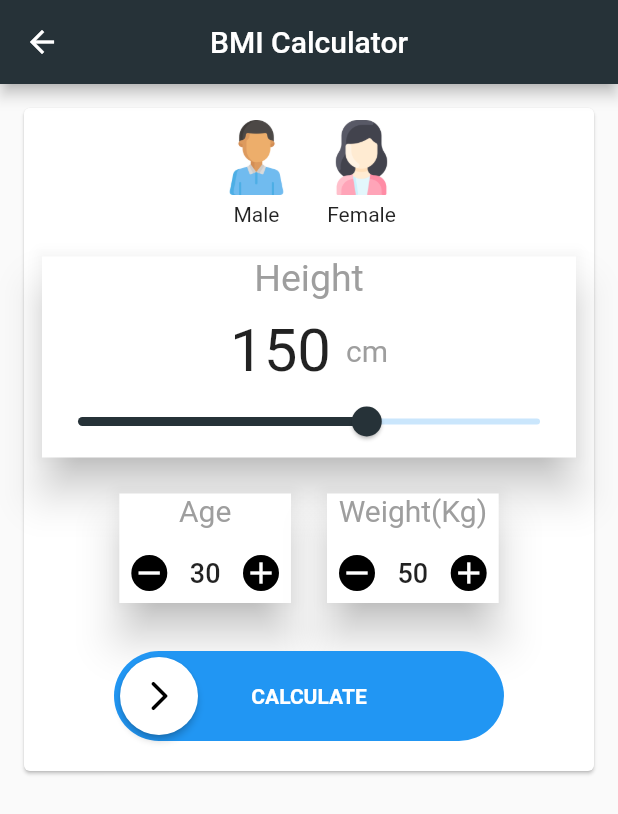
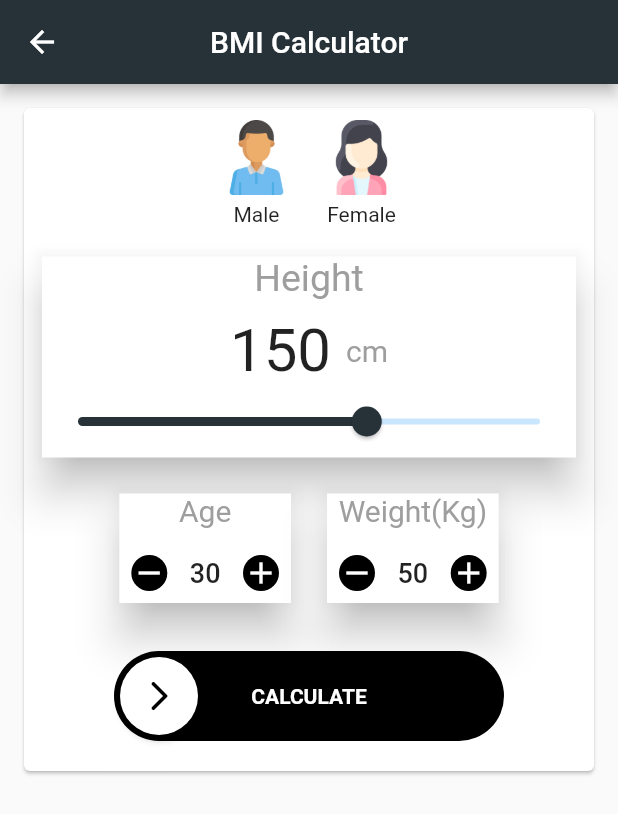
Before and after one commit to abdulmalikalomayri/fitnessapp, a Flutter app: the BmiScreen screen opened directly, on a phone screen of 412 x 824 dp. Shown: the top 814 px of the screen. Run offline on Flutter 3.47's test engine with Material 2 defaults, Android fonts, the phone set to English and light mode, and no system bars; drawn by our look-alikes of swipeable_button_view; our stand-ins replace font_awesome_flutter, page_transition, share_plus; missing offline and left inert: flutter_3d_choice_chip, pretty_gauge.

Commit message:
fix BMI share button

```diff
--- a/lib/bmi/bmi_screen.dart
+++ b/lib/bmi/bmi_screen.dart
@@ -100,7 +100,7 @@ class _BmiScreenState extends State<BmiScreen> {
                             });
                           });
                         },
-                        activeColor: Colors.blue,
+                        activeColor: Colors.black,
                         buttonWidget: const Icon(
                           Icons.arrow_forward_ios_rounded,
                           color: Colors.black,
--- a/lib/bmi/score_screen.dart
+++ b/lib/bmi/score_screen.dart
@@ -79,7 +79,7 @@ class ScoreScreen extends StatelessWidget {
                             },
                             style: ElevatedButton.styleFrom(
                               backgroundColor: Colors.blueGrey[900],
-                              fixedSize: Size(450, 60),
+                              fixedSize: Size(300, 30),
                             ),
                             child: const Text("Re-calculate")
                             ),
@@ -87,7 +87,7 @@ class ScoreScreen extends StatelessWidget {
                           width: 10,
                         ),
                         const SizedBox(
-                      height: 20,
+                      height: 10,
                     ),
                         ElevatedButton(
                             onPressed: () {
@@ -95,7 +95,7 @@ class ScoreScreen extends StatelessWidget {
                                   "Your BMI is ${bmiScore.toStringAsFixed(1)} at age $age");
                             },
                             style: ElevatedButton.styleFrom(
-                              fixedSize: Size(450, 60),
+                              fixedSize: Size(300, 30),
                               backgroundColor: Colors.blueGrey[900],
                             ),
                             child: const Text("Share")),
```
